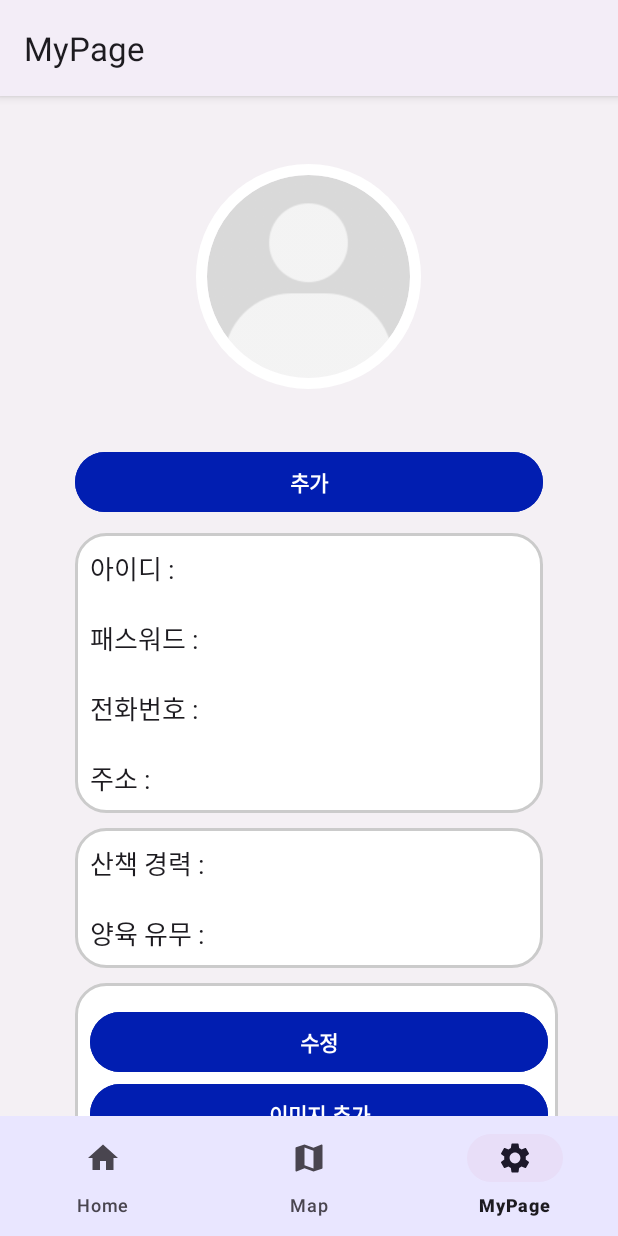
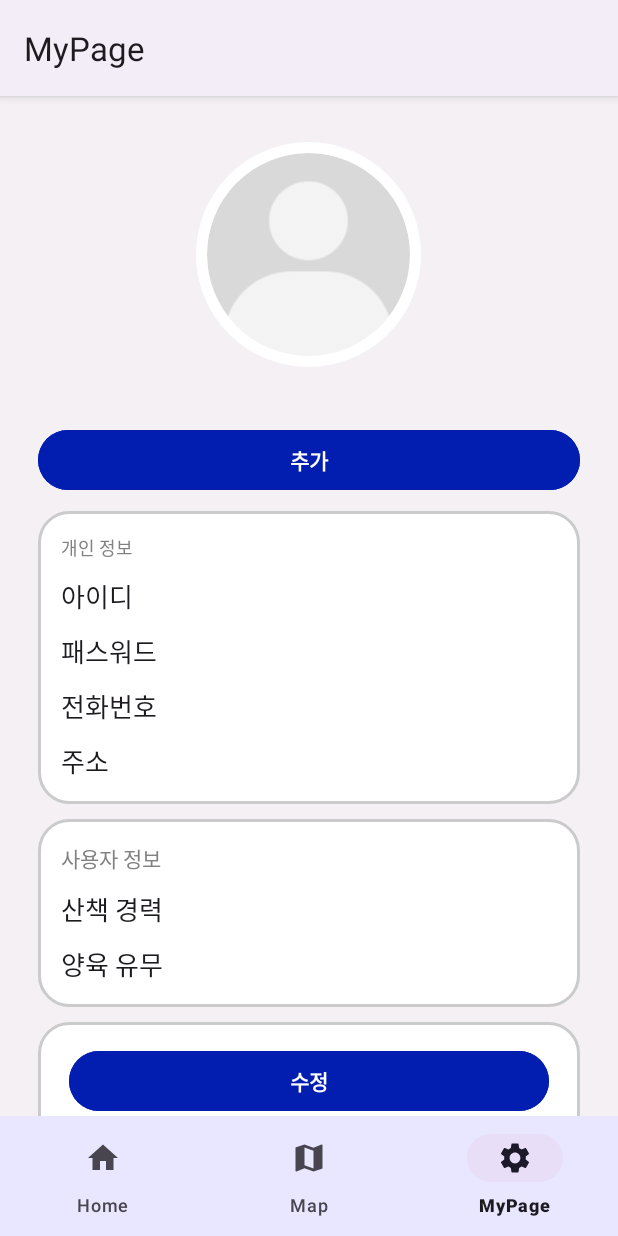
Before and after one commit to PARKMINGWAN/dogwalker, an Android app: the WalkerMyPageFragment screen opened through its navigation route, on a phone screen of 412 x 824 dp. Run offline under Robolectric (Android 15) with nearby library versions, the light colour scheme and no system bars; our stand-ins replace CircleImageView, Firebase (no records; nobody signed in at launch, a user with empty details on screens opened directly), navigation-ui; libraries missing offline, so code that uses them is left out: com.naver.maps; pictures from the network do not load.

Commit message:
2023-08-27 17:27 상세보기 및 마이페이지 xml 수정

```diff
--- a/app/src/main/res/layout/fragment_walker_mypage.xml
+++ b/app/src/main/res/layout/fragment_walker_mypage.xml
@@ -1,5 +1,4 @@
 <?xml version="1.0" encoding="utf-8"?>
-
 <LinearLayout xmlns:android="http://schemas.android.com/apk/res/android"
     xmlns:app="http://schemas.android.com/apk/res-auto"
     xmlns:tools="http://schemas.android.com/tools"
@@ -13,15 +12,15 @@
         android:scrollbars="none"
         android:layout_width="match_parent"
         android:layout_height="match_parent">
+
         <LinearLayout
             android:layout_width="match_parent"
             android:layout_height="match_parent"
             android:orientation="vertical"
-            android:layout_margin="20dp"
+            android:layout_margin="5dp"
             android:layout_marginBottom="40dp"
-            android:padding="20dp"
+            android:padding="20dp">
 
-            >
     <de.hdodenhof.circleimageview.CircleImageView
         android:id="@+id/imgProfile"
         android:layout_width="150dp"
@@ -49,8 +48,6 @@
             android:layout_width="match_parent"
             android:layout_height="wrap_content"
             android:layout_marginTop="5dp"
-            android:layout_marginLeft="10dp"
-            android:layout_marginRight="10dp"
             android:layout_gravity="center"
             android:text="추가" />
 
@@ -59,73 +56,88 @@
             android:layout_marginTop="10dp"
             android:layout_width="match_parent"
             android:layout_height="wrap_content"
-            android:layout_marginLeft="10dp"
-            android:layout_marginRight="10dp"
             android:background="@drawable/layout_background">
 
+            <TextView
+                android:id="@+id/test0"
+                android:layout_width="wrap_content"
+                android:layout_height="wrap_content"
+                android:layout_marginRight="5dp"/>
 
-                <TextView
-                    android:id="@+id/test1"
-                    android:layout_width="wrap_content"
-                    android:layout_height="wrap_content"
-                    style="@style/fontStyle"
-                    android:text="아이디 : " />
-
-                <TextView
-                    android:id="@+id/txtId"
-                    android:layout_toRightOf="@+id/test1"
-                    android:layout_width="wrap_content"
-                    android:layout_height="wrap_content"
-                    android:layout_alignBottom="@+id/test1"
-                    style="@style/fontDefault" />
+            <TextView
+                android:id="@+id/test1"
+                android:layout_width="wrap_content"
+                android:layout_height="wrap_content"
+                android:layout_alignTop="@+id/test0"
+                android:layout_marginStart="10dp"
+                android:layout_marginTop="15dp"
+                android:layout_marginEnd="10dp"
+                android:layout_toRightOf="@+id/test0"
+                android:fontFamily="@font/pretendard"
+                android:text="개인 정보"
+                android:textColor="#818181"
+                android:textSize="12sp" />
 
                 <TextView
                     android:id="@+id/test2"
                     android:layout_width="wrap_content"
                     android:layout_height="wrap_content"
-                    style="@style/fontStyle"
-                    android:layout_below="@+id/test1"
-                    android:text="패스워드 : " />
+                    android:layout_below="@id/test1"
+                    style="@style/fontKey"
+                    android:text="아이디" />
+
+                <TextView
+                    android:id="@+id/txtId"
+                    android:layout_width="wrap_content"
+                    android:layout_height="wrap_content"
+                    android:layout_alignTop="@+id/test2"
+                    style="@style/fontValue" />
+
+                <TextView
+                    android:id="@+id/test3"
+                    android:layout_width="wrap_content"
+                    android:layout_height="wrap_content"
+                    android:layout_below="@id/test2"
+                    style="@style/fontKey"
+                    android:text="패스워드" />
 
                 <TextView
                     android:id="@+id/txtPwd"
                     android:layout_width="wrap_content"
                     android:layout_height="wrap_content"
-                    android:layout_toRightOf="@+id/test2"
-                    android:layout_alignTop="@+id/test2"
-                    style="@style/fontDefault" />
-
-                <TextView
-                    android:id="@+id/test3"
-                    android:layout_width="wrap_content"
-                    android:layout_height="wrap_content"
-                    style="@style/fontStyle"
-                    android:layout_below="@+id/test2"
-                    android:text="전화번호 : " />
-
-            <TextView
-                android:id="@+id/txtTel"
-                style="@style/fontDefault"
-                android:layout_width="wrap_content"
-                android:layout_height="wrap_content"
-                android:layout_alignTop="@+id/test3"
-                android:layout_toRightOf="@+id/test3" />
+                    android:layout_alignTop="@+id/test3"
+                    style="@style/fontValue" />
 
                 <TextView
                     android:id="@+id/test4"
                     android:layout_width="wrap_content"
                     android:layout_height="wrap_content"
-                    style="@style/fontStyle"
-                    android:layout_below="@+id/test3"
-                    android:text="주소 : " />
+                    android:layout_below="@id/test3"
+                    style="@style/fontKey"
+                    android:text="전화번호" />
+
+                <TextView
+                    android:id="@+id/txtTel"
+                    style="@style/fontValue"
+                    android:layout_width="wrap_content"
+                    android:layout_height="wrap_content"
+                    android:layout_alignTop="@+id/test4"/>
+
+                <TextView
+                    android:id="@+id/test5"
+                    android:layout_width="wrap_content"
+                    android:layout_height="wrap_content"
+                    android:layout_below="@id/test4"
+                    style="@style/fontKey"
+                    android:layout_marginBottom="15dp"
+                    android:text="주소" />
 
                 <TextView
                     android:id="@+id/txtAddr"
                     android:layout_width="wrap_content"
                     android:layout_height="wrap_content"
-                    android:layout_toRightOf="@+id/test4"
-                    android:layout_alignTop="@+id/test4"
-                    style="@style/fontDefault" />
+                    android:layout_alignTop="@+id/test5"
+                    style="@style/fontValue" />
 
         </RelativeLayout>
 
@@ -133,40 +145,58 @@
             android:layout_marginTop="10dp"
             android:layout_width="match_parent"
             android:layout_height="wrap_content"
-            android:layout_marginLeft="10dp"
-            android:layout_marginRight="10dp"
             android:background="@drawable/layout_background">
 
             <TextView
-                android:id="@+id/test5"
+                android:id="@+id/test6"
                 android:layout_width="wrap_content"
                 android:layout_height="wrap_content"
-                style="@style/fontStyle"
-                android:text="산책 경력 : " />
+                android:layout_marginRight="5dp"/>
+
+
+            <TextView
+                android:id="@+id/test7"
+                android:layout_width="wrap_content"
+                android:layout_height="wrap_content"
+                android:layout_marginStart="10dp"
+                android:layout_marginTop="15dp"
+                android:layout_marginEnd="10dp"
+                android:layout_toRightOf="@+id/test6"
+                android:layout_alignTop="@+id/test6"
+                android:fontFamily="@font/pretendard"
+                android:textColor="#818181"
+                android:text="사용자 정보"/>
+
+            <TextView
+                android:id="@+id/test8"
+                android:layout_width="wrap_content"
+                android:layout_height="wrap_content"
+                android:layout_below="@id/test7"
+                style="@style/fontKey"
+                android:text="산책 경력" />
 
             <TextView
                 android:id="@+id/txtCareer"
                 android:layout_width="wrap_content"
                 android:layout_height="wrap_content"
-                android:layout_toRightOf="@+id/test5"
-                android:layout_alignTop="@+id/test5"
-                style="@style/fontDefault" />
+                android:layout_alignTop="@+id/test8"
+                style="@style/fontValue" />
 
             <TextView
-                android:id="@+id/test6"
+                android:id="@+id/test9"
                 android:layout_width="wrap_content"
                 android:layout_height="wrap_content"
-                style="@style/fontStyle"
-                android:layout_below="@+id/test5"
-                android:text="양육 유무 : " />
+                android:layout_below="@id/test8"
+                style="@style/fontKey"
+                android:layout_marginBottom="15dp"
+                android:text="양육 유무" />
 
             <TextView
                 android:id="@+id/txtNurture"
                 android:layout_width="wrap_content"
                 android:layout_height="wrap_content"
-                android:layout_toRightOf="@+id/test6"
-                android:layout_alignTop="@+id/test6"
-                style="@style/fontDefault" />
+                android:layout_alignTop="@+id/test9"
+                style="@style/fontValue" />
 
 
         </RelativeLayout>
@@ -178,17 +208,15 @@
             android:background="@drawable/layout_background"
             android:layout_marginTop="10dp"
             android:gravity="center"
-            android:layout_marginLeft="10dp"
-            android:layout_marginBottom="100dp"
-            >
+            android:layout_marginBottom="100dp">
 
             <Button
                 android:id="@+id/btnUpdate"
                 style="@style/btnTextStyle"
-                android:layout_width="305dp"
+                android:layout_width="320dp"
                 android:layout_marginTop="15dp"
                 android:backgroundTint="#011EB1"
-                android:layout_gravity="bottom"
+                android:layout_gravity="center"
                 android:layout_marginLeft="10dp"
                 android:layout_marginRight="10dp"
                 android:layout_height="wrap_content"
@@ -196,32 +224,30 @@
             <Button
                 android:id="@+id/btnimgInsert"
                 style="@style/btnTextStyle"
-                android:layout_width="305dp"
+                android:layout_width="320dp"
                 android:backgroundTint="#011EB1"
-                android:layout_gravity="bottom"
+                android:layout_gravity="center"
                 android:layout_marginLeft="10dp"
                 android:layout_marginRight="10dp"
                 android:layout_height="wrap_content"
-                android:text="이미지 추가"
-                />
+                android:text="이미지 추가" />
             <Button
                 android:id="@+id/btnImgDelete"
                 style="@style/btnTextStyle"
-                android:layout_width="305dp"
+                android:layout_width="320dp"
                 android:backgroundTint="#011EB1"
-                android:layout_gravity="bottom"
+                android:layout_gravity="center"
                 android:layout_marginLeft="10dp"
                 android:layout_marginRight="10dp"
                 android:layout_height="wrap_content"
-                android:text="이미지 삭제"
-                />
+                android:text="이미지 삭제" />
 
 
             <Button
                 android:id="@+id/btnLogout"
                 style="@style/btnTextStyle"
-                android:layout_width="305dp"
-                android:layout_gravity="bottom"
+                android:layout_width="320dp"
+                android:layout_gravity="center"
                 android:backgroundTint="#011EB1"
                 android:layout_marginBottom="15dp"
                 android:layout_marginLeft="10dp"
--- a/app/src/main/res/values/style.xml
+++ b/app/src/main/res/values/style.xml
@@ -13,10 +13,11 @@
         <item name="android:src">@android:drawable/ic_input_add</item>
     </style>
 
-    <style name="fontStyle" parent="TextAppearance.AppCompat">
+    <style name="fontKey" parent="TextAppearance.AppCompat">
         <item name="android:fontFamily">@font/pretendard</item>
-        <item name="android:layout_margin">10dp</item>
+        <item name="android:layout_marginTop">10dp</item>
         <item name="android:textSize">17sp</item>
+        <item name="android:layout_marginLeft">15dp</item>
 
     </style>
 
@@ -25,6 +26,15 @@
         <item name="android:textSize">20sp</item>
     </style>
 
+    <style name="fontValue" parent="TextAppearance.AppCompat">
+        <item name="android:fontFamily">@font/pretendard</item>
+        <item name="android:textSize">17sp</item>
+        <item name="android:textColor">#818181</item>
+        <item name="android:layout_alignParentRight">true</item>
+        <item name="android:layout_marginRight">10dp</item>
+
+    </style>
+
     <style name="fontDefault" parent="TextAppearance.AppCompat">
         <item name="android:fontFamily">@font/pretendard</item>
         <item name="android:textSize">17sp</item>
```
Also changed, not shown: app/src/main/AndroidManifest.xml (+10 -5 lines), app/src/main/java/com/example/dogwalker/ui/mypage/OwnerMyPageFragment.java (+11 -12 lines), app/src/main/res/layout/detail_owner.xml (+104 -65 lines), app/src/main/res/layout/fragment_owner_mypage.xml (+123 -75 lines).
